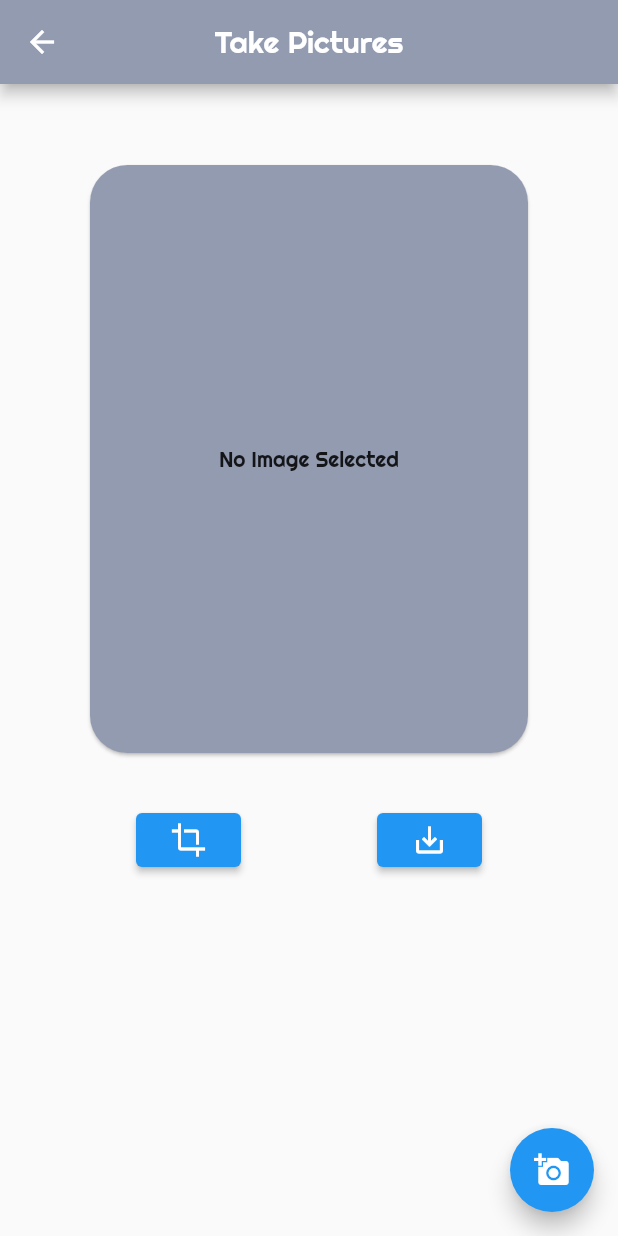
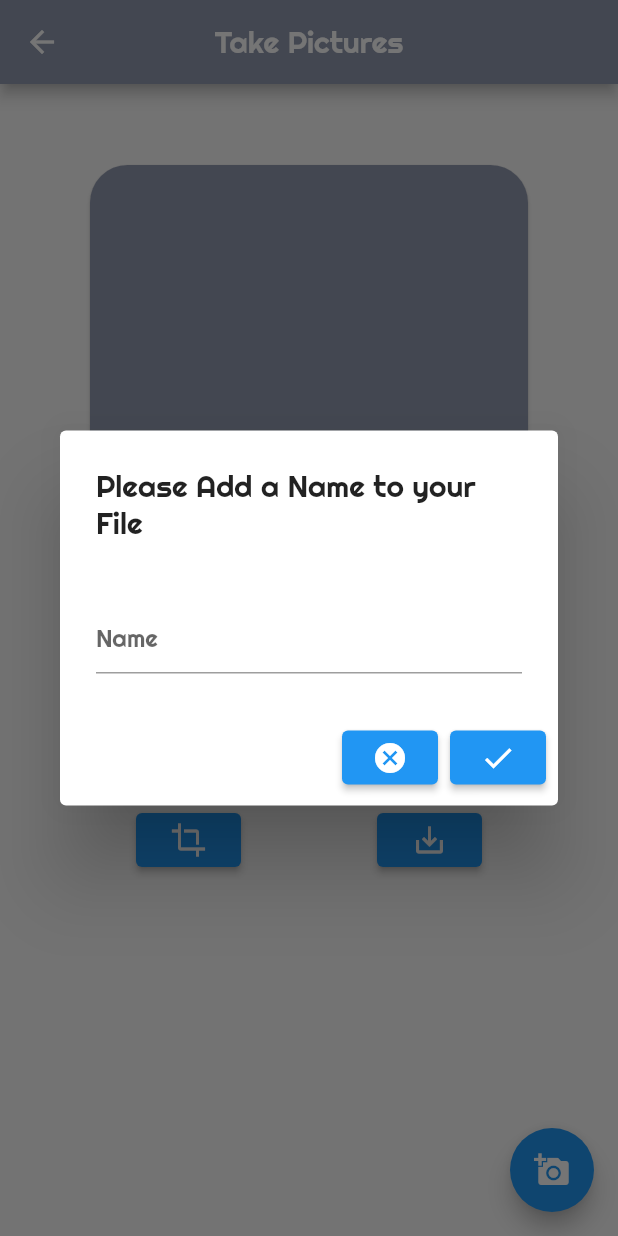
Before and after one commit to brianchang12/Asciify, a Flutter app: the CameraPage screen opened by its route, after a tap on the "save alt" icon, on a phone screen of 412 x 824 dp. Run offline on Flutter 3.47's test engine with Material 2 defaults, Android fonts, the phone set to English and light mode, and no system bars; our stand-ins replace dio, flushbar, image_cropper, image_gallery_saver, image_picker, permission_handler.

Commit message:
added alert dialogue and exceptions

```diff
--- a/lib/screens/camera_page.dart
+++ b/lib/screens/camera_page.dart
@@ -1,9 +1,18 @@
 
 import 'dart:io';
+import 'dart:typed_data';
+import 'package:asciify/screens/custom_exception.dart';
+import 'package:asciify/screens/home_page.dart';
+import 'package:dio/dio.dart';
+import 'package:flushbar/flushbar.dart';
 import 'package:flutter/material.dart';
+
 import 'package:image_cropper/image_cropper.dart';
 import 'package:image_gallery_saver/image_gallery_saver.dart';
 import 'package:image_picker/image_picker.dart';
+import 'package:path_provider/path_provider.dart';
+import 'package:permission_handler/permission_handler.dart';
+import 'dart:io' as io;
 
 class CameraPage extends StatefulWidget {
   @override
@@ -14,15 +23,33 @@ class _CameraPageState extends State<CameraPage> {
   File _imageFile;
   final picker = ImagePicker();
 
-  Future<void> _saveImage() async {
+
+
+
+  Future<void> _saveImage(String fileName) async {
     if (_imageFile != null) {
-      print('-----------------------------------');
-      print(_imageFile.path);
-      Future result = await ImageGallerySaver.saveFile(_imageFile.path);
-      print(result);
+      if (Platform.isAndroid) {
+        Directory directory = await getExternalStorageDirectory();
+        String directoryPath = directory.path;
+        String filePath = '$directoryPath/$fileName.jpg';
+        if (await File(filePath).exists()) {
+          throw SameNameFileException('File with Same Name Found');
+        }
+        File saveFile = File(filePath);
+        await saveFile.writeAsBytes(await _imageFile.readAsBytes());
+        final saved = SnackBar(content: Text('Saved'));
+        ScaffoldMessenger.of(context).showSnackBar(saved);
+        print(_imageFile.path);
+        print(saveFile.path);
+      } else {
+        throw PlatformException('Platform is not Supported');
+      }
+    }  else {
+      throw NoImageException('No Image is Selected');
     }
 
   }
+
 
   Future<void> _pickImage(ImageSource source) async {
     final selected = await picker.getImage(source: source);
@@ -64,6 +91,7 @@ class _CameraPageState extends State<CameraPage> {
   @override
   Widget build(BuildContext context) {
     return Scaffold(
+      resizeToAvoidBottomInset: false,
       appBar: AppBar(
         title: Text('Take Pictures'),
       ),
@@ -110,7 +138,59 @@ class _CameraPageState extends State<CameraPage> {
                   width: 70.0,
                   child: ElevatedButton(
                     onPressed: () {
-                      _saveImage();
+                      showDialog(context: context,
+                          builder: (BuildContext context) {
+                            TextEditingController textController = TextEditingController();
+                            String exceptionText = '';
+                        return StatefulBuilder(
+                          builder: (BuildContext context, StateSetter setState) {
+                            return AlertDialog(
+                              title: Text('Please Add a Name to your File'),
+                              content: Column(
+                                  mainAxisSize: MainAxisSize.min,
+                                  children: [
+                                    Text(exceptionText,
+                                      style: TextStyle(
+                                          color: Colors.red
+                                      ),
+                                    ),
+                                    TextField(
+                                      controller: textController,
+                                      decoration: InputDecoration(
+                                          hintText: 'Name'
+                                      ),
+                                    ),
+                                  ]
+                              ),
+                              actions: [
+                                ElevatedButton(onPressed: () {
+                                  Navigator.of(context).pop();
+                                },
+                                    child: Icon(Icons.cancel)),
+                                ElevatedButton(onPressed: () async {
+                                  try {
+                                    await _saveImage(textController.text);
+                                  } catch(e) {
+                                    print('goodbye');
+                                    if (e is SameNameFileException ||
+                                        e is NoImageException || e is PlatformException) {
+                                      print('hello');
+                                      setState(() {
+                                        print(e.cause);
+                                        exceptionText = e.cause;
+                                      });
+                                    } else {
+                                      print(e.toString());
+                                    }
+
+                                  }
+                                },
+                                    child: Icon(Icons.check))
+                              ],
+                            );
+                          }
+                        );
+                      });
                     },
                     child: Icon(Icons.save_alt),
                   ),
--- /dev/null
+++ b/lib/screens/custom_exception.dart
@@ -0,0 +1,14 @@
+class SameNameFileException implements Exception {
+  String cause;
+  SameNameFileException(this.cause);
+}
+
+class PlatformException implements Exception {
+  String cause;
+  PlatformException(this.cause);
+}
+
+class NoImageException implements Exception {
+  String cause;
+  NoImageException(this.cause);
+}
--- a/pubspec.yaml
+++ b/pubspec.yaml
@@ -21,9 +21,13 @@ environment:
   sdk: ">=2.7.0 <3.0.0"
 
 dependencies:
+  dio: ^4.0.0
   image_picker: ^0.7.3
   image_cropper: ^1.4.0
   image_gallery_saver: '^1.6.8'
+  path_provider: ^2.0.1
+  permission_handler: ^6.1.1
+  flushbar: ^1.10.4
   flutter:
     sdk: flutter
 
```
Also changed, not shown: pubspec.lock, 1 other file.
